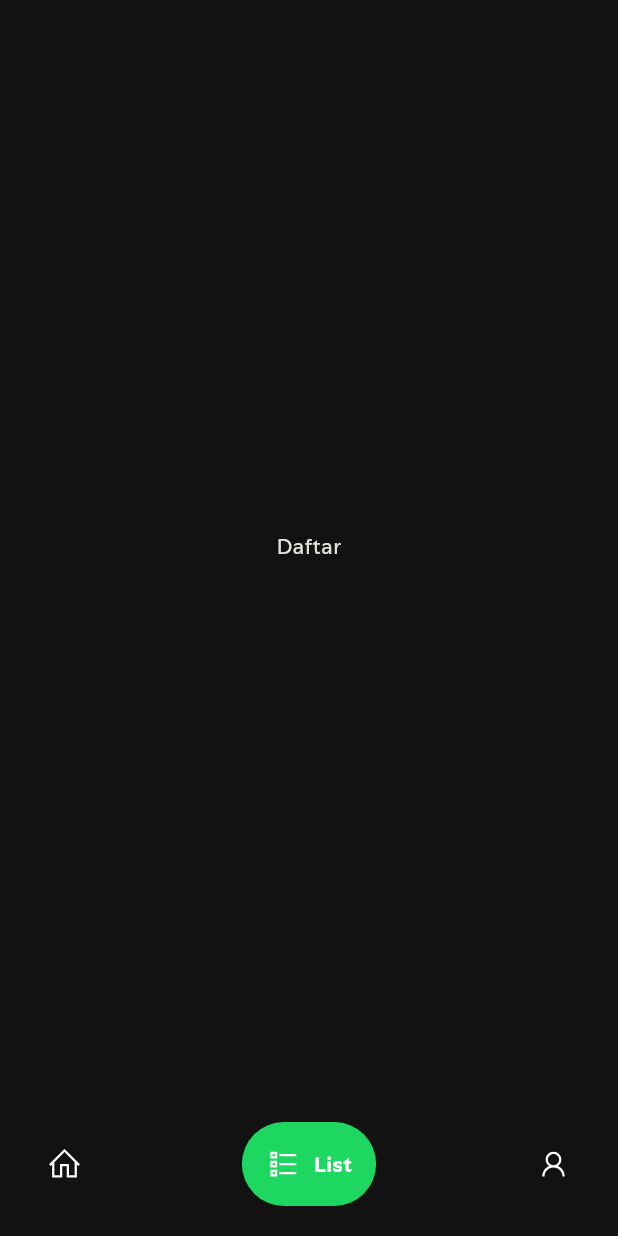
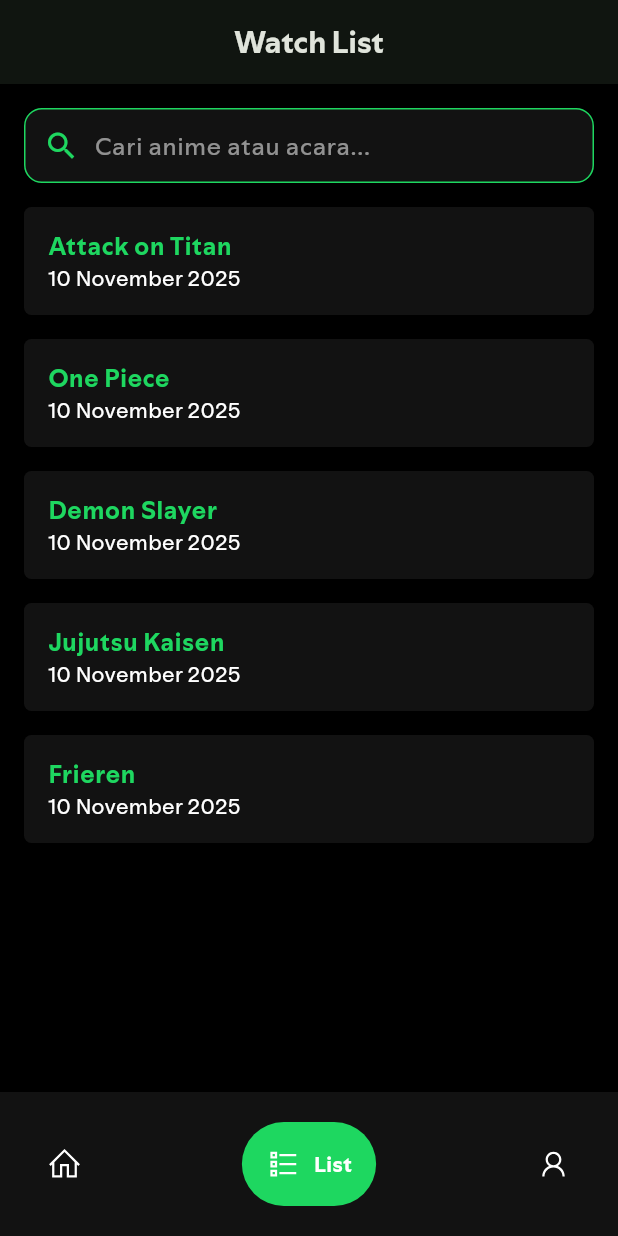
Before and after one commit to von-ai/netlify-app, a Flutter app: the screen it shows after launch, item 2 of the bottom bar chosen, on a phone screen of 412 x 824 dp. Run offline on Flutter 3.47's test engine with Material 3 defaults, Android fonts, the phone set to English and light mode, and no system bars; drawn by our look-alikes of google_nav_bar; our stand-ins replace cloud_firestore, firebase_core, line_icons; accounts and stored records are empty.

Commit message:
feat/listPage with dummy data and searchbar

```diff
--- a/lib/main.dart
+++ b/lib/main.dart
@@ -1,4 +1,5 @@
 import 'package:flutter/material.dart';
+import 'package:project_mobile/providers/daftar_provider.dart';
 import 'core/theme/app_theme.dart';
 import 'package:provider/provider.dart';
 import 'providers/navbar_provider.dart';
@@ -7,7 +8,10 @@
 void main() {
   runApp(
     MultiProvider(
-      providers: [ChangeNotifierProvider(create: (_) => NavBarProvider())],
+      providers: [
+        ChangeNotifierProvider(create: (_) => NavBarProvider()),
+        ChangeNotifierProvider(create: (_) => DaftarProvider()),
+      ],
       child: const MyApp(),
     ),
   );
--- /dev/null
+++ b/lib/models/user_model.dart
@@ -0,0 +1,6 @@
+class UserModel {
+  final String email;
+  final String password;
+
+  UserModel({required this.email, required this.password});
+}
--- a/lib/pages/daftar_page.dart
+++ b/lib/pages/daftar_page.dart
@@ -1,4 +1,9 @@
+// 📄 daftar_page.dart
 import 'package:flutter/material.dart';
+import 'package:provider/provider.dart';
+import 'package:project_mobile/providers/daftar_provider.dart';
+import 'package:project_mobile/widgets/card_list.dart';
+import 'package:project_mobile/widgets/searchbar.dart';
 
 class DaftarPage extends StatefulWidget {
   const DaftarPage({super.key});
@@ -8,8 +13,59 @@
 }
 
 class _DaftarPageState extends State<DaftarPage> {
+  late TextEditingController searchController;
+
+  @override
+  void initState() {
+    super.initState();
+    searchController = TextEditingController();
+  }
+
+  @override
+  void dispose() {
+    searchController.dispose();
+    super.dispose();
+  }
+
   @override
   Widget build(BuildContext context) {
-    return Center(child: Text("Daftar"),);
+    final provider = Provider.of<DaftarProvider>(context);
+
+    return SafeArea(
+      child: Scaffold(
+        appBar: AppBar(title: const Text('Watch List'), centerTitle: true),
+        backgroundColor: Colors.black,
+        body: Padding(
+          padding: const EdgeInsets.all(16),
+          child: Column(
+            children: [
+              SearchBarWidget(
+                controller: searchController,
+                onChanged: provider.search,
+                hintText: 'Cari anime atau acara...',
+              ),
+              const SizedBox(height: 16),
+              Expanded(
+                child: ListView.builder(
+                  itemCount: provider.filteredItems.length,
+                  itemBuilder: (context, index) {
+                    final item = provider.filteredItems[index];
+                    return CardList(
+                      title: item,
+                      date: '10 November 2025',
+                      onTap: () {
+                        ScaffoldMessenger.of(context).showSnackBar(
+                          SnackBar(content: Text('Kamu memilih $item')),
+                        );
+                      },
+                    );
+                  },
+                ),
+              ),
+            ],
+          ),
+        ),
+      ),
+    );
   }
 }
--- /dev/null
+++ b/lib/providers/daftar_provider.dart
@@ -0,0 +1,30 @@
+import 'package:flutter/foundation.dart';
+
+class DaftarProvider with ChangeNotifier {
+  final List<String> _items = [
+    'Attack on Titan',
+    'One Piece',
+    'Demon Slayer',
+    'Jujutsu Kaisen',
+    'Frieren',
+  ];
+
+  List<String> _filteredItems = [];
+
+  DaftarProvider() {
+    _filteredItems = List.from(_items);
+  }
+
+  List<String> get filteredItems => _filteredItems;
+
+  void search(String query) {
+    if (query.isEmpty) {
+      _filteredItems = List.from(_items);
+    } else {
+      _filteredItems = _items
+          .where((item) => item.toLowerCase().contains(query.toLowerCase()))
+          .toList();
+    }
+    notifyListeners();
+  }
+}
--- /dev/null
+++ b/lib/widgets/card_list.dart
@@ -0,0 +1,35 @@
+import 'package:flutter/material.dart';
+import 'package:project_mobile/core/theme/colors.dart';
+
+class CardList extends StatelessWidget {
+  final String title;
+  final String date;
+  final VoidCallback? onTap;
+
+  const CardList({super.key, required this.title, this.date = '', this.onTap});
+
+  @override
+  Widget build(BuildContext context) {
+    return Card(
+      color: AppColors.background,
+      shape: RoundedRectangleBorder(borderRadius: BorderRadius.circular(5)),
+      margin: const EdgeInsets.only(bottom: 16),
+      child: ListTile(
+        title: Text(
+          title,
+          style: const TextStyle(
+            color: AppColors.primary,
+            fontWeight: FontWeight.bold,
+          ),
+        ),
+        subtitle: Text(
+          date,
+          style: const TextStyle(
+            color: AppColors.textDark,
+            fontWeight: FontWeight.w300,
+          ),
+        ),
+      ),
+    );
+  }
+}
--- /dev/null
+++ b/lib/widgets/searchbar.dart
@@ -0,0 +1,47 @@
+// 📄 searchbar.dart
+import 'package:flutter/material.dart';
+import 'package:project_mobile/core/theme/colors.dart';
+
+class SearchBarWidget extends StatelessWidget {
+  final TextEditingController controller;
+  final ValueChanged<String>? onChanged;
+  final String hintText;
+
+  const SearchBarWidget({
+    super.key,
+    required this.controller,
+    this.onChanged,
+    this.hintText = 'Cari...',
+  });
+
+  @override
+  Widget build(BuildContext context) {
+    return Container(
+      decoration: BoxDecoration(
+        color: AppColors.background,
+        borderRadius: BorderRadius.circular(12),
+        border: Border.all(color: AppColors.primary),
+      ),
+      padding: const EdgeInsets.symmetric(horizontal: 12),
+      child: Row(
+        children: [
+          const Icon(Icons.search, color: AppColors.primary),
+          const SizedBox(width: 10),
+          Expanded(
+            child: TextField(
+              controller: controller,
+              onChanged: onChanged,
+              cursorColor: AppColors.primary,
+              style: const TextStyle(color: Colors.white),
+              decoration: InputDecoration(
+                border: InputBorder.none,
+                hintText: hintText,
+                hintStyle: const TextStyle(color: Colors.white54, fontSize: 16),
+              ),
+            ),
+          ),
+        ],
+      ),
+    );
+  }
+}
```
Also changed, not shown: lib/providers/auth_provider.dart (added, +21 -0 lines), lib/services/firebase_auth_service.dart (+15 -0 lines), lib/widgets/text_field.dart (added, +34 -0 lines).
